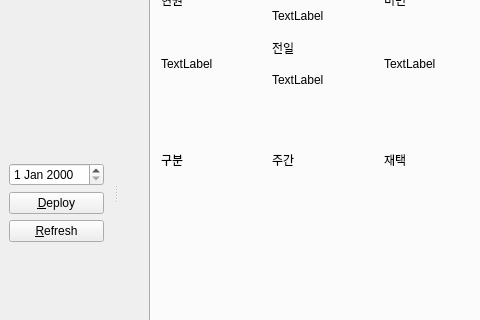
Before: the Qt Designer form mainwindow.ui in nemorami/work_type, drawn with Qt 5; both pictures show x 0 to 480 and y 96 to 416 of the 800 by 600 pixel window.
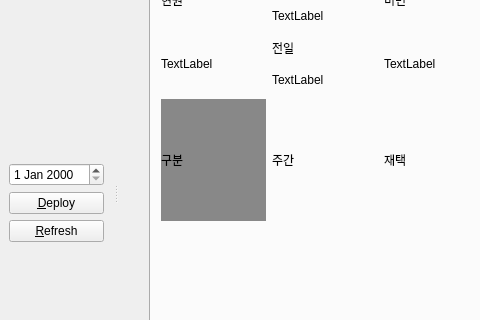
After: the same form once the commit is applied. The open tabs and pages were chosen to show the change.

Diff of the .ui file:
```diff
--- a/mainwindow.ui
+++ b/mainwindow.ui
@@ -188,6 +188,9 @@
           <layout class="QVBoxLayout" name="partVerticalLayout">
            <item>
             <widget class="QLabel" name="label_13">
+             <property name="styleSheet">
+              <string notr="true">background-color: rgb(136, 136, 136);</string>
+             </property>
              <property name="text">
               <string>구분</string>
              </property>
```
Left out of the diff: 6 changed lines with no effect on the pictures.
